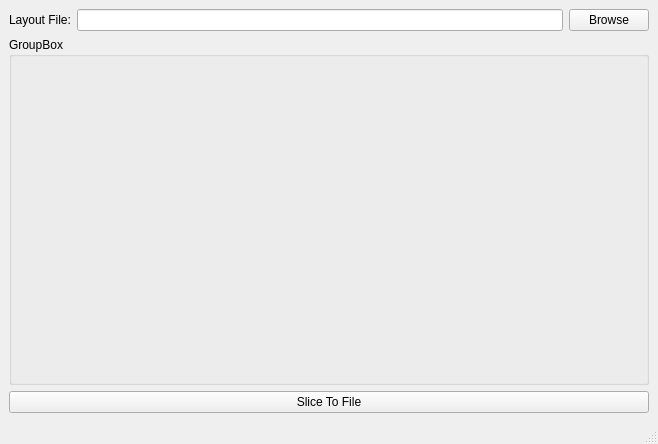
The window that B9Creator/b9slice/b9slice.ui (B9Creations/B9Creator) describes before a commit, drawn with Qt 5.
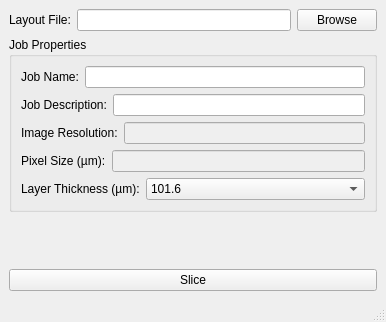
The same window after the commit.

The edit to the form file:
```diff
--- a/B9Creator/b9slice/b9slice.ui
+++ b/B9Creator/b9slice/b9slice.ui
@@ -6,10 +6,22 @@
    <rect>
     <x>0</x>
     <y>0</y>
-    <width>658</width>
-    <height>444</height>
+    <width>386</width>
+    <height>322</height>
    </rect>
   </property>
+  <property name="sizePolicy">
+   <sizepolicy hsizetype="Preferred" vsizetype="Maximum">
+    <horstretch>0</horstretch>
+    <verstretch>0</verstretch>
+   </sizepolicy>
+  </property>
+  <property name="maximumSize">
+   <size>
+    <width>386</width>
+    <height>322</height>
+   </size>
+  </property>
   <property name="windowTitle">
    <string>MainWindow</string>
   </property>
@@ -25,7 +37,17 @@
        </widget>
       </item>
       <item>
-       <widget class="QLineEdit" name="lineEdit"/>
+       <widget class="QLineEdit" name="CurrentLayout">
+        <property name="enabled">
+         <bool>true</bool>
+        </property>
+        <property name="toolTip">
+         <string>Directory of the current layout</string>
+        </property>
+        <property name="readOnly">
+         <bool>true</bool>
+        </property>
+       </widget>
       </item>
       <item>
        <widget class="QPushButton" name="LayoutBrowse">
@@ -39,29 +61,220 @@
     <item>
      <widget class="QGroupBox" name="groupBox">
       <property name="title">
-       <string>GroupBox</string>
+       <string>Job Properties</string>
       </property>
       <layout class="QVBoxLayout" name="verticalLayout_2">
        <item>
-        <spacer name="verticalSpacer">
-         <property name="orientation">
-          <enum>Qt::Vertical</enum>
-         </property>
-         <property name="sizeHint" stdset="0">
-          <size>
-           <width>20</width>
-           <height>289</height>
-          </size>
-         </property>
-        </spacer>
+        <layout class="QHBoxLayout" name="horizontalLayout_2">
+         <item>
+          <widget class="QLabel" name="label_2">
+           <property name="text">
+            <string>Job Name:</string>
+           </property>
+          </widget>
+         </item>
+         <item>
+          <widget class="QLineEdit" name="jobname">
+           <property name="toolTip">
+            <string>Enter the job name here</string>
+           </property>
+          </widget>
+         </item>
+        </layout>
+       </item>
+       <item>
+        <layout class="QHBoxLayout" name="horizontalLayout_3">
+         <item>
+          <widget class="QLabel" name="label_3">
+           <property name="text">
+            <string>Job Description:</string>
+           </property>
+          </widget>
+         </item>
+         <item>
+          <widget class="QLineEdit" name="jobdesc">
+           <property name="toolTip">
+            <string>Enter the job description here</string>
+           </property>
+          </widget>
+         </item>
+        </layout>
+       </item>
+       <item>
+        <layout class="QHBoxLayout" name="horizontalLayout_6">
+         <item>
+          <widget class="QLabel" name="label_6">
+           <property name="text">
+            <string>Image Resolution:</string>
+           </property>
+          </widget>
+         </item>
+         <item>
+          <widget class="QLineEdit" name="imgsize">
+           <property name="enabled">
+            <bool>false</bool>
+           </property>
+           <property name="toolTip">
+            <string>The pixel dimentions the layout was set up for</string>
+           </property>
+          </widget>
+         </item>
+        </layout>
+       </item>
+       <item>
+        <layout class="QHBoxLayout" name="horizontalLayout_5">
+         <item>
+          <widget class="QLabel" name="label_5">
+           <property name="text">
+            <string>Pixel Size (µm):</string>
+           </property>
+          </widget>
+         </item>
+         <item>
+          <widget class="QLineEdit" name="xypixelsize">
+           <property name="enabled">
+            <bool>false</bool>
+           </property>
+           <property name="toolTip">
+            <string>how large each pixel will be in microns</string>
+           </property>
+          </widget>
+         </item>
+        </layout>
+       </item>
+       <item>
+        <layout class="QHBoxLayout" name="horizontalLayout_4">
+         <item>
+          <widget class="QLabel" name="label_4">
+           <property name="sizePolicy">
+            <sizepolicy hsizetype="Preferred" vsizetype="Preferred">
+             <horstretch>0</horstretch>
+             <verstretch>0</verstretch>
+            </sizepolicy>
+           </property>
+           <property name="text">
+            <string>Layer Thickness (µm):</string>
+           </property>
+          </widget>
+         </item>
+         <item>
+          <widget class="QComboBox" name="thicknesscombo">
+           <property name="sizePolicy">
+            <sizepolicy hsizetype="Expanding" vsizetype="Fixed">
+             <horstretch>0</horstretch>
+             <verstretch>0</verstretch>
+            </sizepolicy>
+           </property>
+           <property name="toolTip">
+            <string>How thick each slice is in microns</string>
+           </property>
+           <item>
+            <property name="text">
+             <string>101.6</string>
+            </property>
+           </item>
+           <item>
+            <property name="text">
+             <string>95.25</string>
+            </property>
+           </item>
+           <item>
+            <property name="text">
+             <string>88.9</string>
+            </property>
+           </item>
+           <item>
+            <property name="text">
+             <string>82.55</string>
+            </property>
+           </item>
+           <item>
+            <property name="text">
+             <string>76.2</string>
+            </property>
+           </item>
+           <item>
+            <property name="text">
+             <string>69.85</string>
+            </property>
+           </item>
+           <item>
+            <property name="text">
+             <string>63.5</string>
+            </property>
+           </item>
+           <item>
+            <property name="text">
+             <string>57.15</string>
+            </property>
+           </item>
+           <item>
+            <property name="text">
+             <string>50.8</string>
+            </property>
+           </item>
+           <item>
+            <property name="text">
+             <string>44.45</string>
+            </property>
+           </item>
+           <item>
+            <property name="text">
+             <string>38.1</string>
+            </property>
+           </item>
+           <item>
+            <property name="text">
+             <string>31.75</string>
+            </property>
+           </item>
+           <item>
+            <property name="text">
+             <string>25.4</string>
+            </property>
+           </item>
+           <item>
+            <property name="text">
+             <string>19.05</string>
+            </property>
+           </item>
+           <item>
+            <property name="text">
+             <string>12.7</string>
+            </property>
+           </item>
+           <item>
+            <property name="text">
+             <string>6.35</string>
+            </property>
+           </item>
+          </widget>
+         </item>
+        </layout>
        </item>
       </layout>
      </widget>
     </item>
+    <item>
+     <spacer name="verticalSpacer">
+      <property name="orientation">
+       <enum>Qt::Vertical</enum>
+      </property>
+      <property name="sizeType">
+       <enum>QSizePolicy::Expanding</enum>
+      </property>
+      <property name="sizeHint" stdset="0">
+       <size>
+        <width>20</width>
+        <height>40</height>
+       </size>
+      </property>
+     </spacer>
+    </item>
     <item>
      <widget class="QPushButton" name="SliceButton">
       <property name="text">
-       <string>Slice To File</string>
+       <string>Slice</string>
       </property>
      </widget>
     </item>
```
Left out of the diff: 34 changed lines with no effect on the pictures.
